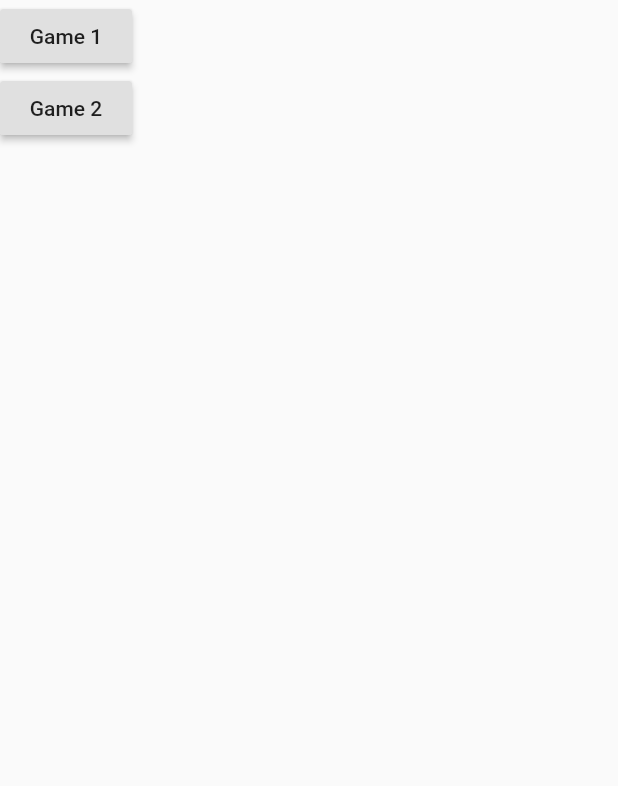
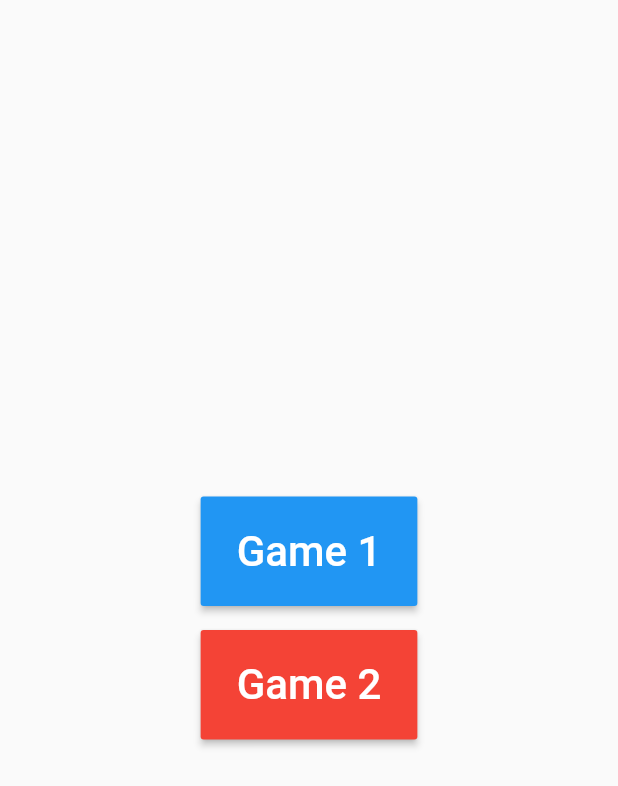
Before and after one commit to itsarjunsinh/flunity, a Flutter app: the screen it shows after launch, after a tap on "Game 2", on a phone screen of 412 x 824 dp. Shown: the top 786 px of the screen. Run offline on Flutter 3.47's test engine with Material 2 defaults, Android fonts, the phone set to English and light mode, and no system bars.

Commit message:
Create basic UI

```diff
--- a/lib/main.dart
+++ b/lib/main.dart
@@ -1,3 +1,4 @@
+import 'package:flunity/play_screen.dart';
 import 'package:flutter/material.dart';
 
 void main() {
@@ -13,15 +14,50 @@ class MyApp extends StatelessWidget {
         primarySwatch: Colors.orange,
         visualDensity: VisualDensity.adaptivePlatformDensity,
       ),
-      home: Scaffold(
-        body: Column(
+      home: Home(),
+    );
+  }
+}
+
+class Home extends StatelessWidget {
+  const Home({
+    Key key,
+  }) : super(key: key);
+
+  @override
+  Widget build(BuildContext context) {
+    return Scaffold(
+      body: Center(
+        child: Column(
+          mainAxisSize: MainAxisSize.min,
           children: <Widget>[
-            RaisedButton(
-              child: Text('Game 1'),
-              onPressed: () => {print("Opening Game 1")},
+            Padding(
+              padding: const EdgeInsets.fromLTRB(0, 0, 0, 16.0),
+              child: RaisedButton(
+                color: Colors.blue,
+                child: Padding(
+                  padding: const EdgeInsets.fromLTRB(8.0, 20.0, 8.0, 20.0),
+                  child: Text('Game 1',
+                      style: TextStyle(color: Colors.white, fontSize: 28.0)),
+                ),
+                onPressed: () => {
+                  print("Opening Game 1"),
+                  Navigator.push(
+                    context,
+                    MaterialPageRoute(builder: (context) => PlayScreen()),
+                  )
+                },
+              ),
             ),
             RaisedButton(
-              child: Text('Game 2'),
+              color: Colors.red,
+              child: Padding(
+                padding: const EdgeInsets.fromLTRB(8.0, 20.0, 8.0, 20.0),
+                child: Text(
+                  'Game 2',
+                  style: TextStyle(color: Colors.white, fontSize: 28.0),
+                ),
+              ),
               onPressed: () => {print("Opening Game 2")},
             )
           ],
--- /dev/null
+++ b/lib/play_screen.dart
@@ -0,0 +1,18 @@
+import 'package:flutter/material.dart';
+
+class PlayScreen extends StatefulWidget {
+  @override
+  _PlayScreenState createState() => _PlayScreenState();
+}
+
+class _PlayScreenState extends State<PlayScreen> {
+  @override
+  Widget build(BuildContext context) {
+    return Scaffold(
+      body: Container(
+        color: Colors.blueGrey,
+        child: Center(child: Text('Play Screen')),
+      ),
+    );
+  }
+}
```
